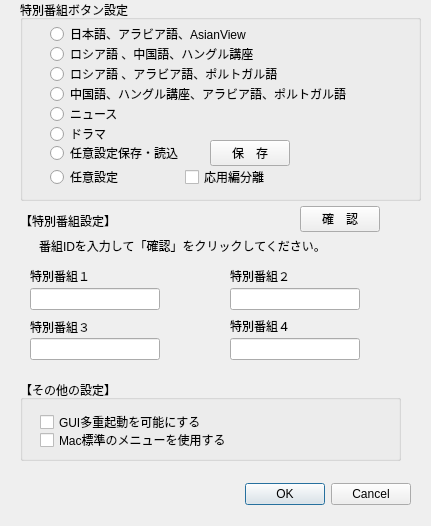
Qt form settingsdialog.ui (CSReviser/CaptureStream2) before a commit.
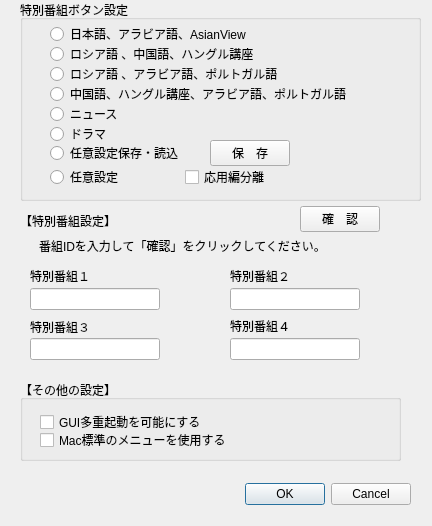
The same form after that commit.

```diff
--- a/settingsdialog.ui
+++ b/settingsdialog.ui
@@ -6,7 +6,7 @@
    <rect>
     <x>0</x>
     <y>0</y>
-    <width>431</width>
+    <width>432</width>
     <height>526</height>
    </rect>
   </property>
@@ -100,7 +100,7 @@
     <rect>
      <x>230</x>
      <y>268</y>
-     <width>181</width>
+     <width>191</width>
      <height>16</height>
     </rect>
    </property>
@@ -126,7 +126,7 @@
     <rect>
      <x>230</x>
      <y>318</y>
-     <width>181</width>
+     <width>201</width>
      <height>16</height>
     </rect>
    </property>
```
